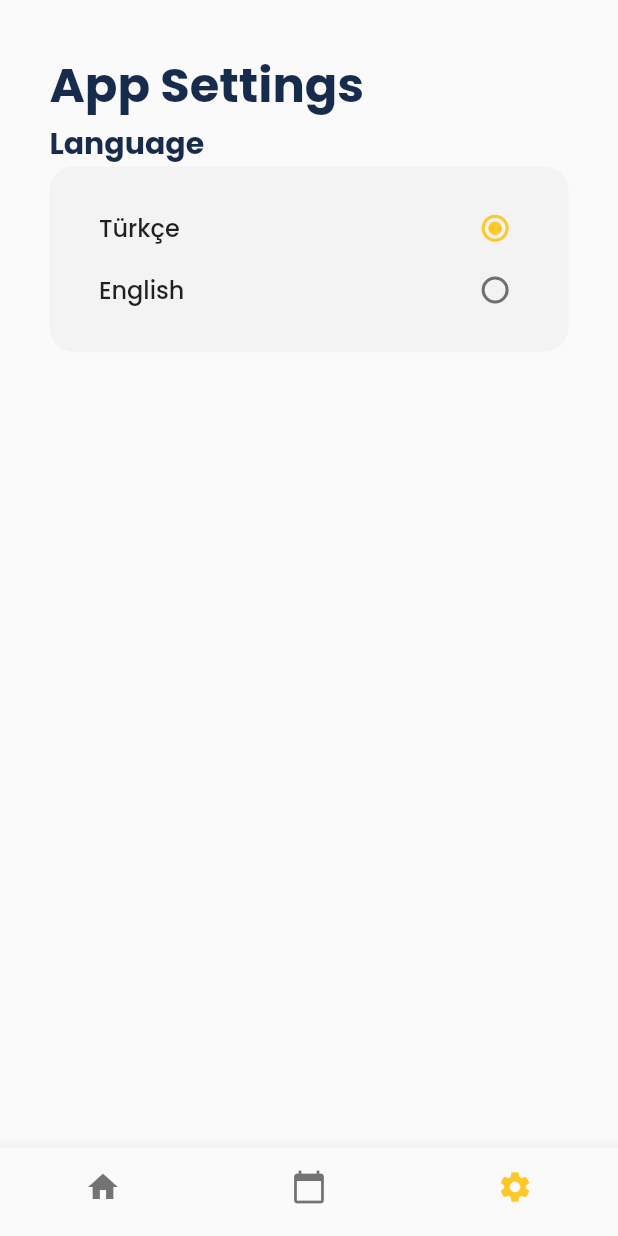
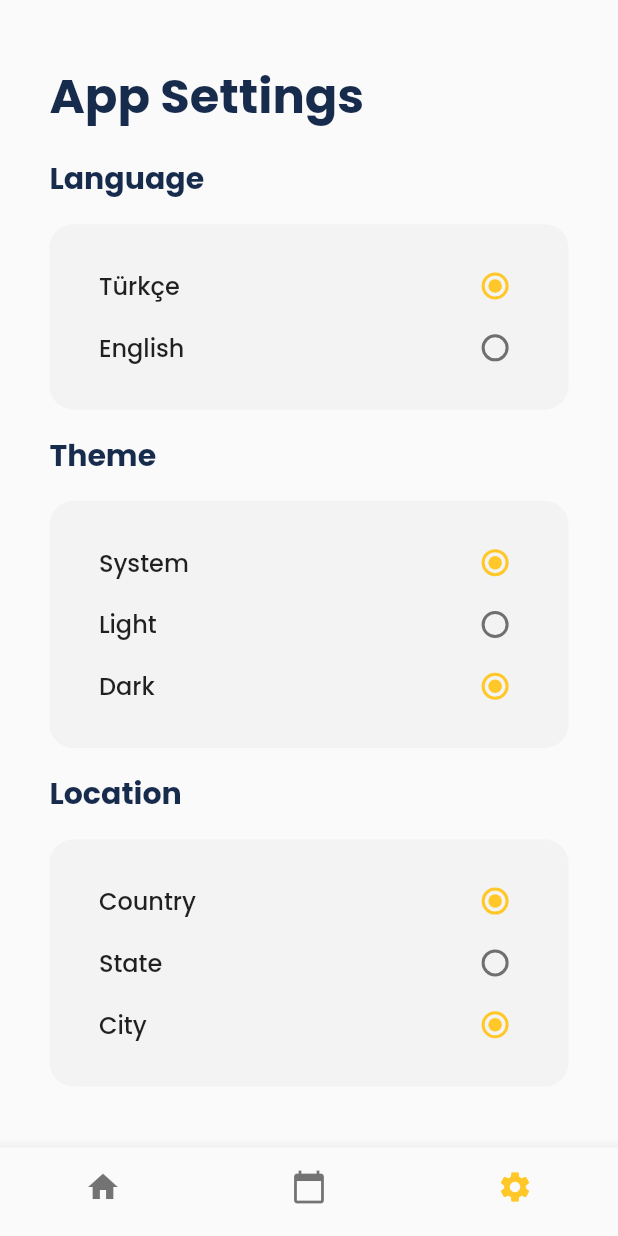
Before and after one commit to melihcelik09/ramadan_app, a Flutter app: the BottomNavigationBarView screen opened by its route, item 3 of the bottom bar chosen, on a phone screen of 412 x 824 dp. Run offline on Flutter 3.47's test engine with Material 2 defaults, Android fonts, the phone set to English and light mode, and no system bars; our stand-ins replace auto_route, bloc, dio, equatable, flutter_bloc, flutter_dotenv and 6 more; accounts and stored records are empty; generated files the repository leaves out were written again; network calls fail.

Commit message:
add: First version of App Settings

```diff
--- a/lib/app/view/app_settings/bloc/app_settings_event.dart
+++ b/lib/app/view/app_settings/bloc/app_settings_event.dart
@@ -15,3 +15,7 @@ class SelectLanguage extends AppSettingsEvent {
   @override
   List<Object> get props => [language!];
 }
+
+class SelectTheme extends AppSettingsEvent {
+
+}
--- a/lib/app/view/app_settings/view/widgets/body_widget.dart
+++ b/lib/app/view/app_settings/view/widgets/body_widget.dart
@@ -1,6 +1,7 @@
 import 'package:flutter/material.dart';
 import 'package:flutter_bloc/flutter_bloc.dart';
 import 'package:ramadan_app/app/view/app_settings/bloc/app_settings_bloc.dart';
+import 'package:ramadan_app/app/view/app_settings/view/widgets/language_buttons.dart';
 import 'package:ramadan_app/core/constants/app_colors.dart';
 import 'package:ramadan_app/core/extensions/context_extension.dart';
 
@@ -11,7 +12,10 @@ class BodyWidget extends StatelessWidget {
   Widget build(BuildContext context) {
     return Padding(
       padding: context.paddingMedium,
-      child: Column(
+      child: BlocBuilder<AppSettingsBloc, AppSettingsState>(
+        builder: (context, state) {
+          return Column(
+            mainAxisAlignment: MainAxisAlignment.spaceAround,
             crossAxisAlignment: CrossAxisAlignment.start,
             children: [
               Text(
@@ -22,34 +26,61 @@ class BodyWidget extends StatelessWidget {
                 "Language",
                 style: Theme.of(context).textTheme.headlineMedium,
               ),
-          Container(
+              CustomCard(
+                height: context.dynamicHeight(0.15),
+                child: const LanguageButtons(),
+              ),
+              Text(
+                "Theme",
+                style: Theme.of(context).textTheme.headlineMedium,
+              ),
+              CustomCard(
+                height: context.dynamicHeight(0.2),
+                child: const ThemeButtons(),
+              ),
+              Text(
+                "Location",
+                style: Theme.of(context).textTheme.headlineMedium,
+              ),
+              CustomCard(
+                height: context.dynamicHeight(0.2),
+                child: const LocationSelect(),
+              ),
+            ],
+          );
+        },
+      ),
+    );
+  }
+}
+
+class CustomCard extends StatelessWidget {
+  const CustomCard({
+    super.key,
+    required this.height,
+    required this.child,
+  });
+
+  final Widget child;
+  final double height;
+  @override
+  Widget build(BuildContext context) {
+    return Container(
       padding: context.paddingMedium.copyWith(bottom: 16, top: 16),
       decoration: BoxDecoration(
         borderRadius: BorderRadius.circular(16),
         color: AppColors.cardColor,
       ),
       width: context.width,
-            height: context.height * 0.15,
-            child: BlocBuilder<AppSettingsBloc, AppSettingsState>(
-              builder: (context, state) {
-                return const LanguageButtons();
-              },
-            ),
-          )
-        ],
-      ),
+      height: height,
+      child: child,
     );
   }
 }
 
-class LanguageButtons extends StatefulWidget {
-  const LanguageButtons({super.key});
+class ThemeButtons extends StatelessWidget {
+  const ThemeButtons({super.key});
 
-  @override
-  State<LanguageButtons> createState() => _LanguageButtonsState();
-}
-
-class _LanguageButtonsState extends State<LanguageButtons> {
   @override
   Widget build(BuildContext context) {
     return Column(
@@ -60,7 +91,7 @@ class _LanguageButtonsState extends State<LanguageButtons> {
           mainAxisAlignment: MainAxisAlignment.spaceBetween,
           children: [
             Text(
-              "Türkçe",
+              "System",
               style: Theme.of(context).textTheme.titleLarge,
             ),
             Radio<Languages>(
@@ -73,7 +104,9 @@ class _LanguageButtonsState extends State<LanguageButtons> {
               value: Languages.turkce,
               groupValue: context.watch<AppSettingsBloc>().state.language,
               onChanged: (Languages? value) {
-                context.read<AppSettingsBloc>().add(SelectLanguage(language: value));
+                context
+                    .read<AppSettingsBloc>()
+                    .add(SelectLanguage(language: value));
               },
             )
           ],
@@ -82,7 +115,7 @@ class _LanguageButtonsState extends State<LanguageButtons> {
           mainAxisAlignment: MainAxisAlignment.spaceBetween,
           children: [
             Text(
-              "English",
+              "Light",
               style: Theme.of(context).textTheme.titleLarge,
             ),
             Radio<Languages>(
@@ -95,12 +128,124 @@ class _LanguageButtonsState extends State<LanguageButtons> {
               value: Languages.english,
               groupValue: context.watch<AppSettingsBloc>().state.language,
               onChanged: (Languages? value) {
-                context.read<AppSettingsBloc>().add(SelectLanguage(language: value));
+                context.read<AppSettingsBloc>().add(
+                      SelectLanguage(language: value),
+                    );
               },
             )
           ],
+        ),
+        Row(
+          mainAxisAlignment: MainAxisAlignment.spaceBetween,
+          children: [
+            Text(
+              "Dark",
+              style: Theme.of(context).textTheme.titleLarge,
+            ),
+            Radio<Languages>(
+              activeColor: AppColors.primaryColor,
+              visualDensity: const VisualDensity(
+                horizontal: VisualDensity.minimumDensity,
+                vertical: VisualDensity.minimumDensity,
+              ),
+              materialTapTargetSize: MaterialTapTargetSize.padded,
+              value: Languages.turkce,
+              groupValue: context.watch<AppSettingsBloc>().state.language,
+              onChanged: (Languages? value) {
+                context
+                    .read<AppSettingsBloc>()
+                    .add(SelectLanguage(language: value));
+              },
             )
+          ],
+        ),
       ],
     );
   }
 }
+
+class LocationSelect extends StatelessWidget {
+  const LocationSelect({super.key});
+
+  @override
+  Widget build(BuildContext context) {
+    return Column(
+      mainAxisAlignment: MainAxisAlignment.spaceEvenly,
+      crossAxisAlignment: CrossAxisAlignment.start,
+      children: [
+        Row(
+          mainAxisAlignment: MainAxisAlignment.spaceBetween,
+          children: [
+            Text(
+              "Country",
+              style: Theme.of(context).textTheme.titleLarge,
+            ),
+            Radio<Languages>(
+              activeColor: AppColors.primaryColor,
+              visualDensity: const VisualDensity(
+                horizontal: VisualDensity.minimumDensity,
+                vertical: VisualDensity.minimumDensity,
+              ),
+              materialTapTargetSize: MaterialTapTargetSize.padded,
+              value: Languages.turkce,
+              groupValue: context.watch<AppSettingsBloc>().state.language,
+              onChanged: (Languages? value) {
+                context
+                    .read<AppSettingsBloc>()
+                    .add(SelectLanguage(language: value));
+              },
+            )
+          ],
+        ),
+        Row(
+          mainAxisAlignment: MainAxisAlignment.spaceBetween,
+          children: [
+            Text(
+              "State",
+              style: Theme.of(context).textTheme.titleLarge,
+            ),
+            Radio<Languages>(
+              activeColor: AppColors.primaryColor,
+              visualDensity: const VisualDensity(
+                horizontal: VisualDensity.minimumDensity,
+                vertical: VisualDensity.minimumDensity,
+              ),
+              materialTapTargetSize: MaterialTapTargetSize.padded,
+              value: Languages.english,
+              groupValue: context.watch<AppSettingsBloc>().state.language,
+              onChanged: (Languages? value) {
+                context.read<AppSettingsBloc>().add(
+                      SelectLanguage(language: value),
+                    );
+              },
+            )
+          ],
+        ),
+        Row(
+          mainAxisAlignment: MainAxisAlignment.spaceBetween,
+          children: [
+            Text(
+              "City",
+              style: Theme.of(context).textTheme.titleLarge,
+            ),
+            Radio<Languages>(
+              activeColor: AppColors.primaryColor,
+              visualDensity: const VisualDensity(
+                horizontal: VisualDensity.minimumDensity,
+                vertical: VisualDensity.minimumDensity,
+              ),
+              materialTapTargetSize: MaterialTapTargetSize.padded,
+              value: Languages.turkce,
+              groupValue: context.watch<AppSettingsBloc>().state.language,
+              onChanged: (Languages? value) {
+                context
+                    .read<AppSettingsBloc>()
+                    .add(SelectLanguage(language: value));
+              },
+            )
+          ],
+        ),
+      ],
+    );
+  }
+}
--- /dev/null
+++ b/lib/app/view/app_settings/view/widgets/language_buttons.dart
@@ -0,0 +1,66 @@
+import 'package:flutter/material.dart';
+import 'package:flutter_bloc/flutter_bloc.dart';
+import 'package:ramadan_app/app/view/app_settings/bloc/app_settings_bloc.dart';
+import 'package:ramadan_app/core/constants/app_colors.dart';
+
+class LanguageButtons extends StatelessWidget {
+  const LanguageButtons({super.key});
+
+  @override
+  Widget build(BuildContext context) {
+    return Column(
+      mainAxisAlignment: MainAxisAlignment.spaceEvenly,
+      crossAxisAlignment: CrossAxisAlignment.start,
+      children: [
+        Row(
+          mainAxisAlignment: MainAxisAlignment.spaceBetween,
+          children: [
+            Text(
+              "Türkçe",
+              style: Theme.of(context).textTheme.titleLarge,
+            ),
+            Radio<Languages>(
+              activeColor: AppColors.primaryColor,
+              visualDensity: const VisualDensity(
+                horizontal: VisualDensity.minimumDensity,
+                vertical: VisualDensity.minimumDensity,
+              ),
+              materialTapTargetSize: MaterialTapTargetSize.padded,
+              value: Languages.turkce,
+              groupValue: context.watch<AppSettingsBloc>().state.language,
+              onChanged: (Languages? value) {
+                context
+                    .read<AppSettingsBloc>()
+                    .add(SelectLanguage(language: value));
+              },
+            )
+          ],
+        ),
+        Row(
+          mainAxisAlignment: MainAxisAlignment.spaceBetween,
+          children: [
+            Text(
+              "English",
+              style: Theme.of(context).textTheme.titleLarge,
+            ),
+            Radio<Languages>(
+              activeColor: AppColors.primaryColor,
+              visualDensity: const VisualDensity(
+                horizontal: VisualDensity.minimumDensity,
+                vertical: VisualDensity.minimumDensity,
+              ),
+              materialTapTargetSize: MaterialTapTargetSize.padded,
+              value: Languages.english,
+              groupValue: context.watch<AppSettingsBloc>().state.language,
+              onChanged: (Languages? value) {
+                context.read<AppSettingsBloc>().add(
+                      SelectLanguage(language: value),
+                    );
+              },
+            )
+          ],
+        )
+      ],
+    );
+  }
+}
```
Lines whose indentation alone changed are shown as unchanged.
